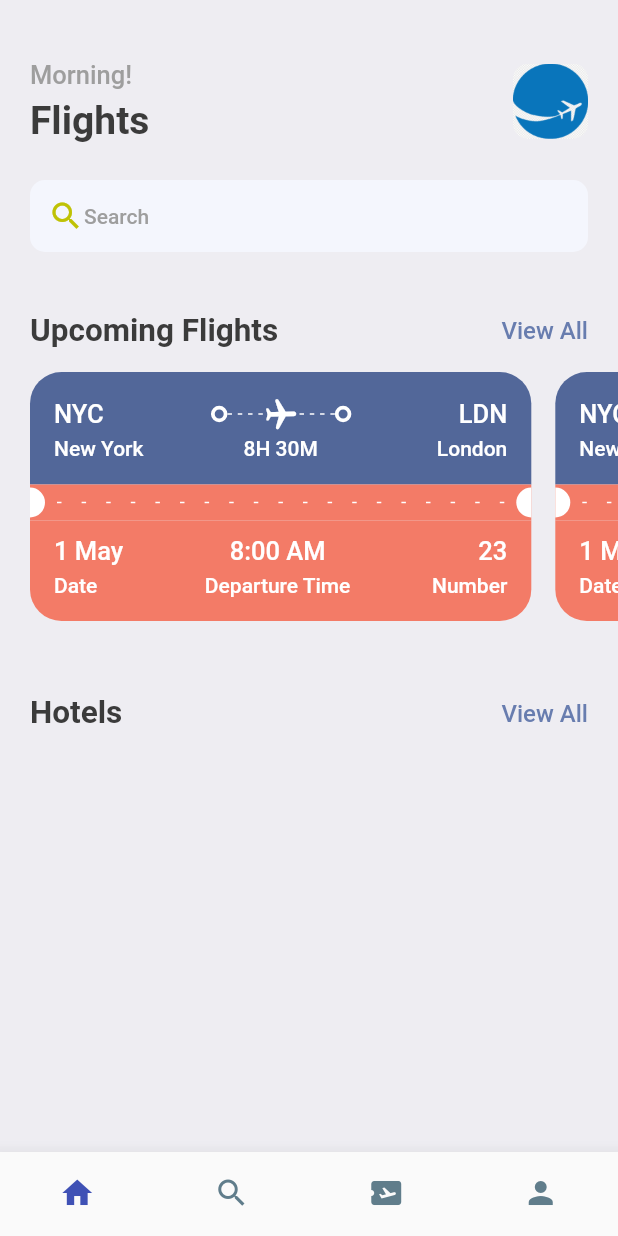
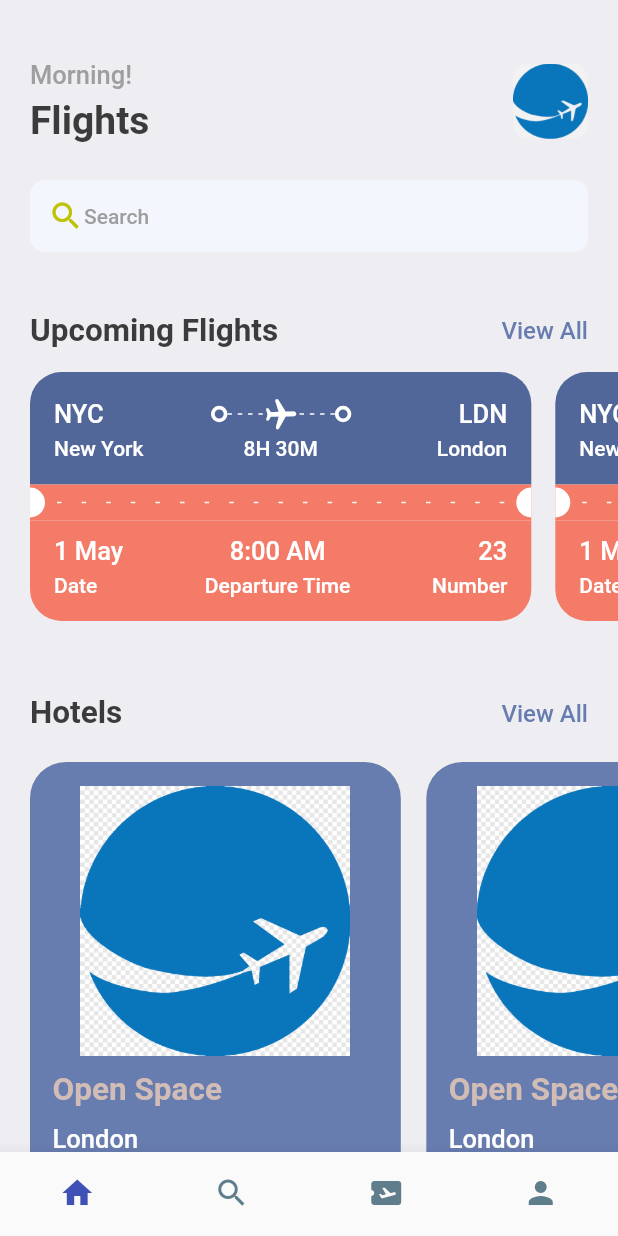
Before and after one commit to greenervigil/flutter_app, a Flutter app: the screen it shows after launch, on a phone screen of 412 x 824 dp. Run offline on Flutter 3.47's test engine with Material 2 defaults, Android fonts, the phone set to English and light mode, and no system bars; our stand-ins replace gap.

Commit message:
hotel card

```diff
--- a/lib/screens/home_screen.dart
+++ b/lib/screens/home_screen.dart
@@ -1,5 +1,6 @@
 import 'package:flutter/material.dart';
 import 'package:flutter/rendering.dart';
+import 'package:flutter_app/screens/hotel_card.dart';
 import 'package:flutter_app/screens/ticket_view.dart';
 import 'package:flutter_app/utils/app_styles.dart';
 import 'package:gap/gap.dart';
@@ -123,6 +124,14 @@ class HomeScreen extends StatelessWidget {
                 ],
               ),
             ),
+            const Gap(15),
+            SingleChildScrollView(
+              scrollDirection: Axis.horizontal,
+              padding: const EdgeInsets.only(left: 20),
+              child: Row(
+                children: const [HotelCard(), HotelCard()],
+              ),
+            ),
           ],
         ));
   }
--- /dev/null
+++ b/lib/screens/hotel_card.dart
@@ -0,0 +1,59 @@
+import 'package:flutter/material.dart';
+import 'package:flutter_app/utils/app_layout.dart';
+import 'package:flutter_app/utils/app_styles.dart';
+import 'package:gap/gap.dart';
+
+class HotelCard extends StatelessWidget {
+  const HotelCard({super.key});
+
+  @override
+  Widget build(BuildContext context) {
+    final size = AppLayout.getSize(context);
+    return Container(
+      width: size.width * 0.6,
+      height: 350,
+      padding: const EdgeInsets.symmetric(horizontal: 15, vertical: 16),
+      margin: const EdgeInsets.only(right: 17, top: 5),
+      decoration: BoxDecoration(
+          color: Styles.primaryColor,
+          borderRadius: BorderRadius.circular(24),
+          boxShadow: [
+            BoxShadow(
+              color: Colors.grey.shade200,
+              blurRadius: 2,
+              spreadRadius: 1,
+            ),
+          ]),
+      child: Column(
+        crossAxisAlignment: CrossAxisAlignment.start,
+        children: [
+          Container(
+            height: 180,
+            decoration: BoxDecoration(
+              borderRadius: BorderRadius.circular(12),
+              color: Styles.primaryColor,
+              image: const DecorationImage(
+                image: AssetImage('assets/images/logo-airplane.png'),
+              ),
+            ),
+          ),
+          const Gap(10),
+          Text(
+            'Open Space',
+            style: Styles.headlineStyle2.copyWith(color: Styles.copyColor),
+          ),
+          const Gap(10),
+          Text(
+            'London',
+            style: Styles.headlineStyle3.copyWith(color: Colors.white),
+          ),
+          const Gap(10),
+          Text(
+            '\$40/night',
+            style: Styles.headlineStyle.copyWith(color: Styles.copyColor),
+          ),
+        ],
+      ),
+    );
+  }
+}
--- a/lib/utils/app_styles.dart
+++ b/lib/utils/app_styles.dart
@@ -7,6 +7,7 @@ class Styles {
   static Color textColor = const Color(0xFF3b3b3b);
   static Color bgColor = const Color(0xFFeeedf2);
   static Color orangeColor = const Color(0xFFF37B67);
+  static Color copyColor = const Color(0xFFd2bdb6);
   static TextStyle textStyle =
       TextStyle(fontSize: 16, color: textColor, fontWeight: FontWeight.w500);
   static TextStyle headlineStyle =
```
